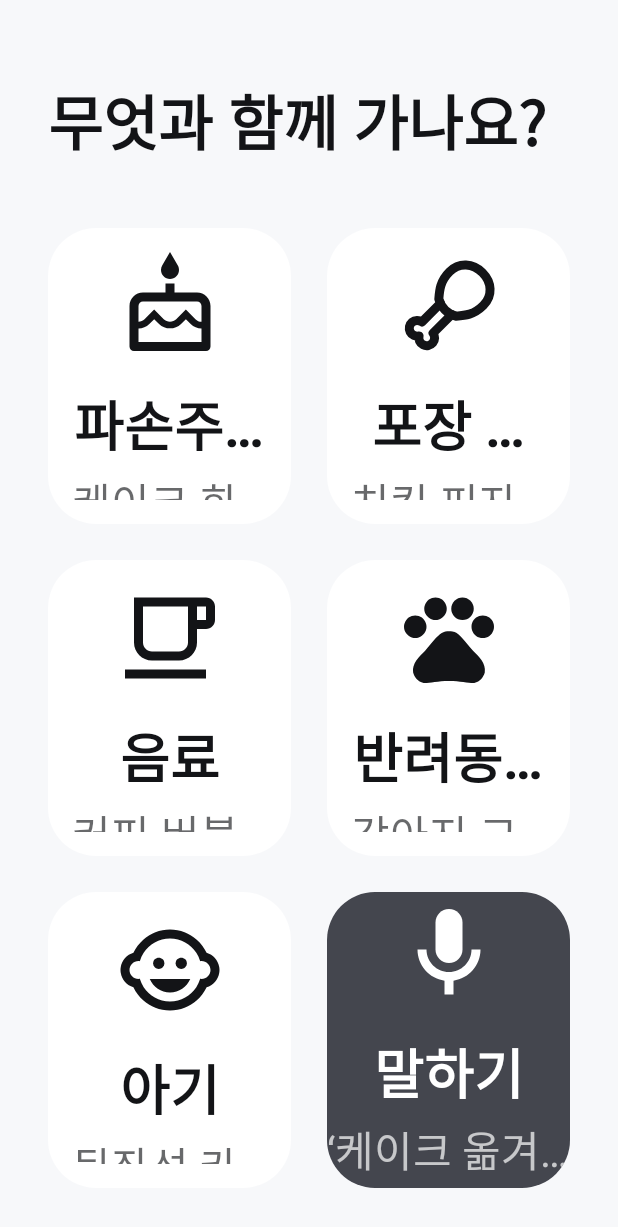
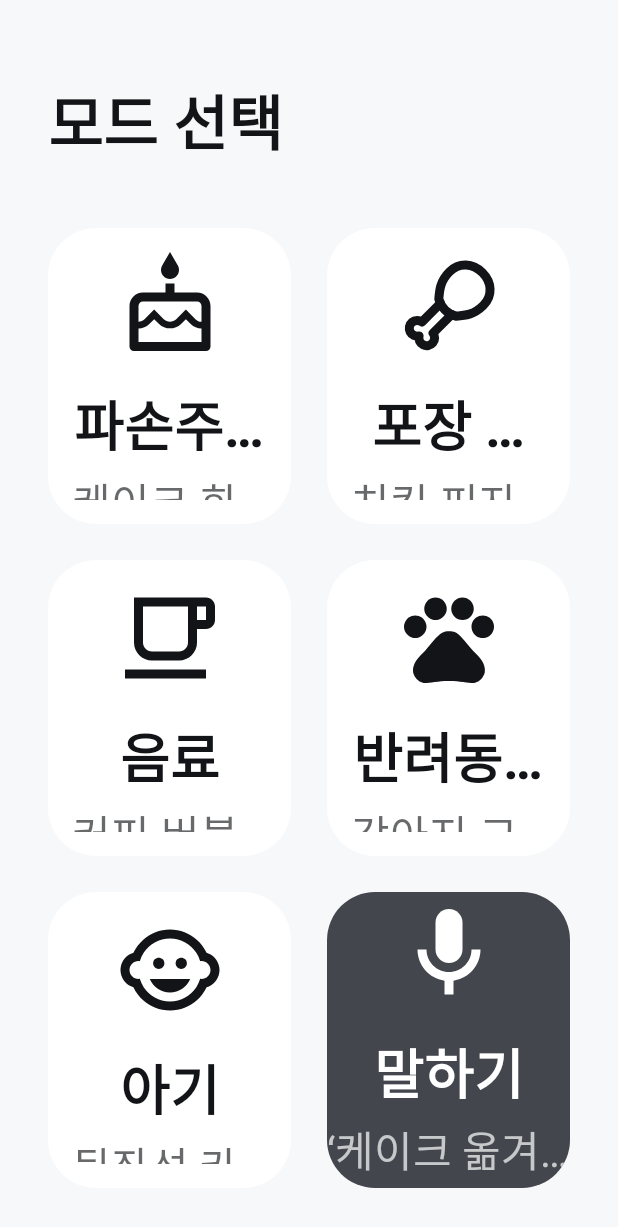
Before and after one commit to ysmsm/goi, an Android app built with Jetpack Compose: the screen it shows after launch (MainActivity), on a phone screen of 412 x 824 dp. Shown: the top 1227 px of the screen. Run offline under Robolectric (Android 15) with nearby library versions, the phone set to English and light mode, and no system bars; libraries missing offline, so code that uses them is left out: ai.pleos.playground; 29 statements that could not run were skipped.

Commit message:
모드 고르기 화면 제목을 '모드 선택'으로 변경
'무엇과 함께 가나요?'는 물건(파손주의·음식·음료)과 아기·반려동물을
한 제목으로 묶어 어느 쪽에도 어색했다. G4 '활성화된 모드', '모드 추가·변경'
버튼과 같은 말로 맞춘다.

Co-Authored-By: Claude Opus 5.5 <noreply@anthropic.com>

```diff
--- a/app/src/main/java/dev/seungmin/goi/ui/Screens.kt
+++ b/app/src/main/java/dev/seungmin/goi/ui/Screens.kt
@@ -196,7 +196,7 @@ private fun ModePicker(state: CareUiState, engine: CareEngine, onDone: () -> Uni
     val tiles = CareMode.displayOrder
     Column(Modifier.fillMaxSize().padding(Dimens.pad), verticalArrangement = Arrangement.spacedBy(Dimens.gapL)) {
         Row(Modifier.fillMaxWidth().height(Dimens.buttonL), verticalAlignment = Alignment.CenterVertically) {
-            GoiText("무엇과 함께 가나요?", Goi.type.titleL, maxLines = 1, modifier = Modifier.weight(1f))
+            GoiText("모드 선택", Goi.type.titleL, maxLines = 1, modifier = Modifier.weight(1f))
             if (state.active.isNotEmpty()) GoiButton("완료", onDone, kind = ButtonKind.Basic)
         }
         tiles.chunked(2).forEachIndexed { row, pair ->
```
Also changed, not shown: 1 other file.
